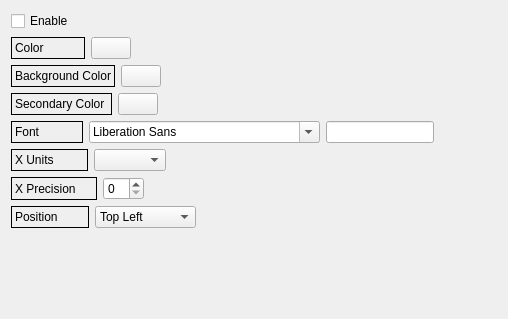
Above: LabelSettings.ui from whatudone/plotxy before the change. Below: the same form after it.
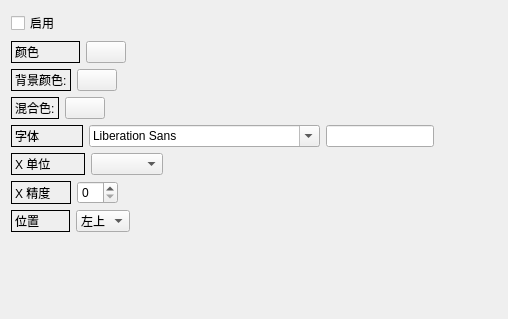
That is the form after the change.

The edit to the form file:
```diff
--- a/LabelSettings.ui
+++ b/LabelSettings.ui
@@ -22,7 +22,7 @@
         <enum>Qt::LeftToRight</enum>
        </property>
        <property name="text">
-        <string>Enable</string>
+        <string>启用</string>
        </property>
        <property name="tristate">
         <bool>false</bool>
@@ -52,7 +52,7 @@
         <enum>QFrame::Box</enum>
        </property>
        <property name="text">
-        <string>Color           </string>
+        <string>颜色           </string>
        </property>
       </widget>
      </item>
@@ -86,7 +86,7 @@
         <enum>QFrame::Box</enum>
        </property>
        <property name="text">
-        <string>Background Color</string>
+        <string>背景颜色:</string>
        </property>
       </widget>
      </item>
@@ -120,7 +120,7 @@
         <enum>QFrame::Box</enum>
        </property>
        <property name="text">
-        <string>Secondary Color </string>
+        <string>混合色:</string>
        </property>
       </widget>
      </item>
@@ -154,7 +154,7 @@
         <enum>QFrame::Box</enum>
        </property>
        <property name="text">
-        <string>Font            </string>
+        <string>字体            </string>
        </property>
       </widget>
      </item>
@@ -190,7 +190,7 @@
         <enum>QFrame::Plain</enum>
        </property>
        <property name="text">
-        <string>X Units         </string>
+        <string>X 单位         </string>
        </property>
       </widget>
      </item>
@@ -220,7 +220,7 @@
         <enum>QFrame::Box</enum>
        </property>
        <property name="text">
-        <string>X Precision     </string>
+        <string>X 精度     </string>
        </property>
       </widget>
      </item>
@@ -250,7 +250,7 @@
         <enum>QFrame::Box</enum>
        </property>
        <property name="text">
-        <string>Position        </string>
+        <string>位置        </string>
        </property>
       </widget>
      </item>
@@ -258,47 +258,47 @@
       <widget class="QComboBox" name="comboBox_2">
        <item>
         <property name="text">
-         <string>Top Left</string>
+         <string>左上</string>
         </property>
        </item>
        <item>
         <property name="text">
-         <string>Top</string>
+         <string>上</string>
         </property>
        </item>
        <item>
         <property name="text">
-         <string>Top Right</string>
+         <string>右上</string>
         </property>
        </item>
        <item>
         <property name="text">
-         <string>Left</string>
+         <string>左</string>
         </property>
        </item>
        <item>
         <property name="text">
-         <string>Center</string>
+         <string>中心</string>
         </property>
        </item>
        <item>
         <property name="text">
-         <string>Right</string>
+         <string>右</string>
         </property>
        </item>
        <item>
         <property name="text">
-         <string>Bottom Left</string>
+         <string>坐下</string>
         </property>
        </item>
        <item>
         <property name="text">
-         <string>Bottom</string>
+         <string>下</string>
         </property>
        </item>
        <item>
         <property name="text">
-         <string>Bottom Right</string>
+         <string>右下</string>
         </property>
        </item>
       </widget>
```
